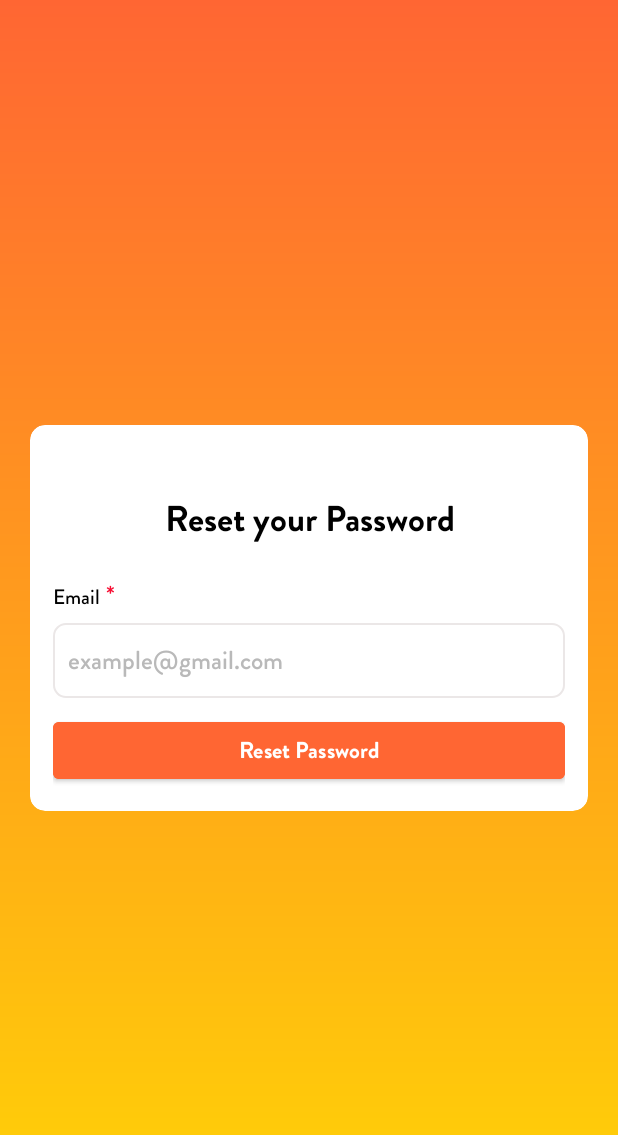
After one commit to darmilola/Balloon, an Android app: the ForgotAccount screen opened directly, with no data from a screen before it, on a phone screen of 412 x 824 dp. The commit adds this screen. Shown: the top 1135 px of the screen. Run offline under Robolectric (Android 15) with nearby library versions, the phone set to English and light mode, and no system bars; our stand-ins replace data binding.

```diff
--- a/app/build.gradle
+++ b/app/build.gradle
@@ -42,6 +42,7 @@ dependencies {
     implementation 'androidx.constraintlayout:constraintlayout:2.1.2'
     testImplementation 'junit:junit:4.+'
     androidTestImplementation 'androidx.test.ext:junit:1.1.3'
+    implementation 'com.github.bumptech.glide:glide:4.9.0'
     androidTestImplementation 'androidx.test.espresso:espresso-core:3.4.0'
     def lottieVersion = "4.2.2"
     implementation "com.airbnb.android:lottie:$lottieVersion"
--- /dev/null
+++ b/app/src/main/java/com/useballoon/ForgotAccount.kt
@@ -0,0 +1,11 @@
+package com.useballoon
+
+import androidx.appcompat.app.AppCompatActivity
+import android.os.Bundle
+
+class ForgotAccount : AppCompatActivity() {
+    override fun onCreate(savedInstanceState: Bundle?) {
+        super.onCreate(savedInstanceState)
+        setContentView(R.layout.activity_forgot_account)
+    }
+}
--- a/app/src/main/java/com/useballoon/viewModels/LoginViewModel.java
+++ b/app/src/main/java/com/useballoon/viewModels/LoginViewModel.java
@@ -9,6 +9,7 @@ import android.widget.Toast;
 import androidx.lifecycle.MutableLiveData;
 import androidx.lifecycle.ViewModel;
 
+import com.useballoon.ForgotAccount;
 import com.useballoon.Models.LoginUser;
 import com.useballoon.Models.ResponseStatus;
 import com.useballoon.Models.SignupUser;
@@ -43,6 +44,10 @@ public class LoginViewModel extends ViewModel {
 
     public void createNewAccount(View view){
         view.getContext().startActivity(new Intent(view.getContext(),Signup.class));
+    }
+
+    public void forgotPasssword(View view){
+        view.getContext().startActivity(new Intent(view.getContext(), ForgotAccount.class));
     }
 
 
--- /dev/null
+++ b/app/src/main/res/layout/activity_forgot_account.xml
@@ -0,0 +1,114 @@
+<?xml version="1.0" encoding="utf-8"?>
+<layout xmlns:android="http://schemas.android.com/apk/res/android"
+    xmlns:app="http://schemas.android.com/apk/res-auto"
+    xmlns:tools="http://schemas.android.com/tools">
+
+    <data>
+        <variable
+            name="LoginViewModel"
+            type="com.useballoon.viewModels.LoginViewModel" />
+    </data>
+
+    <LinearLayout
+        android:layout_width="match_parent"
+        android:layout_height="match_parent"
+        android:background="@drawable/login_gradient"
+        android:orientation="vertical">
+
+        <LinearLayout
+            android:layout_width="match_parent"
+            android:layout_height="match_parent"
+            android:orientation="vertical"
+            android:weightSum="5"
+            android:gravity="center">
+
+
+
+            <androidx.cardview.widget.CardView
+                android:layout_width="match_parent"
+                android:layout_height="wrap_content"
+                android:layout_marginLeft="20dp"
+                android:layout_marginRight="20dp"
+                app:cardBackgroundColor="@color/white"
+                app:cardCornerRadius="10dp">
+                <ScrollView
+                    android:layout_width="match_parent"
+                    android:layout_height="match_parent">
+
+                    <LinearLayout
+                        android:layout_width="match_parent"
+                        android:layout_height="match_parent"
+                        android:orientation="vertical"
+                        android:padding="15dp"
+                        android:layout_marginTop="30dp">
+
+
+                        <TextView
+                            android:layout_width="match_parent"
+                            android:layout_height="wrap_content"
+                            android:textSize="24dp"
+                            android:textColor="@color/black"
+                            android:fontFamily="@font/grobold"
+                            android:gravity="center"
+                            android:text="Reset your Password"/>
+
+
+                        <LinearLayout
+                            android:layout_width="match_parent"
+                            android:layout_height="wrap_content"
+                            android:layout_marginTop="20dp"
+                            android:orientation="horizontal">
+                            <TextView
+                                android:layout_width="wrap_content"
+                                android:layout_height="wrap_content"
+                                android:text="Email"
+                                android:textColor="@color/black"
+                                android:textSize="14dp"
+                                android:fontFamily="@font/gromed"/>
+
+                            <TextView
+                                android:layout_width="wrap_content"
+                                android:layout_height="wrap_content"
+                                android:text="*"
+                                android:layout_marginLeft="4dp"
+                                android:textColor="#f70e33"
+                                android:textSize="17dp"
+                                android:fontFamily="@font/gromed"/>
+
+                        </LinearLayout>
+
+                        <EditText
+                            android:layout_width="match_parent"
+                            android:layout_height="50dp"
+                            android:layout_marginTop="5dp"
+                            android:paddingLeft="10dp"
+                            android:fontFamily="@font/gromed"
+                            android:textSize="17dp"
+                            android:id="@+id/login_email"
+                            android:inputType="text"
+                            android:maxLines="1"
+                            android:textColor="@color/black"
+                            android:textColorHint="@color/lighter_text_color"
+                            android:hint="example@gmail.com"
+                            android:background="@drawable/auth_edittext_background"/>
+
+
+
+                        <com.google.android.material.button.MaterialButton
+                            android:layout_width="match_parent"
+                            android:layout_height="50dp"
+                            android:layout_marginTop="10dp"
+                            android:text="Reset Password"
+                            android:fontFamily="@font/grobold"
+                            android:letterSpacing="0.005"
+                            android:backgroundTint="@color/balloon_primary"
+                            android:id="@+id/login_with_email_button"
+                            android:textAllCaps="false"
+                            android:textSize="15dp"/>
+
+                    </LinearLayout>
+                </ScrollView>
+            </androidx.cardview.widget.CardView>
+        </LinearLayout>
+    </LinearLayout>
+</layout>
--- a/app/src/main/res/layout/activity_login.xml
+++ b/app/src/main/res/layout/activity_login.xml
@@ -158,6 +158,7 @@
                     android:text="Forgot Account?"
                     android:textSize="12dp"
                     android:gravity="center"
+                    android:onClick="@{(v) -> LoginViewModel.forgotPasssword(v)}"
                     android:fontFamily="@font/grobold"
                     android:padding="5dp"
                     android:id="@+id/login_forgot_password"
--- a/app/src/main/res/values/strings.xml
+++ b/app/src/main/res/values/strings.xml
@@ -1,3 +1,6 @@
 <resources>
     <string name="app_name">Balloon</string>
+    <string name="welcome_1"><b>1. The word Mission:</b>  You will see the word Mission very often on Balloon. And the best way to understand it is to see it as the word Errand or Task or Job. When we say Create a Mission, we are simply saying Create an Errand or Create a Task. So Create a Mission simply means Create a Task you want your Evangelists to do for you.</string>
+    <string name="welcome_2"><b>2. The word Evangelists:</b>  You will also see the word Evangelists very often on Balloon. And even though it sounds religious, it doesnt mean that. When we say Evangelists, we are talking about normal day to day people. They are not religious people or anything like that. They are normal everyday people. But we call them Evangelists because they are as passionate about promoting your music the same way religious Evangelists are passionate about promoting God or Allah. So when you see Evangelists on Balloon. It doesnt mean religious people. It simply means people that are willing to passionately promote your music on the internet - for any amount that you decide to give them.</string>
+      <string name="welcome_3">Since all these are clear Times, you can now proceed to create your first mission. The time is around 5pm and there are a lot of Evangelists online right now - so dont wait, click on the Create a Mission button below and be on your way to making your music go viral on the internet.</string>
 </resources>
```
Also changed, not shown: app/src/main/AndroidManifest.xml (+11 -3 lines), app/src/main/java/com/useballoon/Intro.kt (added, +25 -0 lines), app/src/main/java/com/useballoon/Login.kt (+5 -4 lines), app/src/main/java/com/useballoon/Signup.kt (+15 -1 lines), app/src/main/res/layout/activity_intro.xml (added, +176 -0 lines), app/src/main/res/drawable/_829869_arrow_next_right_icon.png (added), app/src/main/res/drawable/wavegif.gif (added), app/src/main/res/font/groreg.ttf (added).
